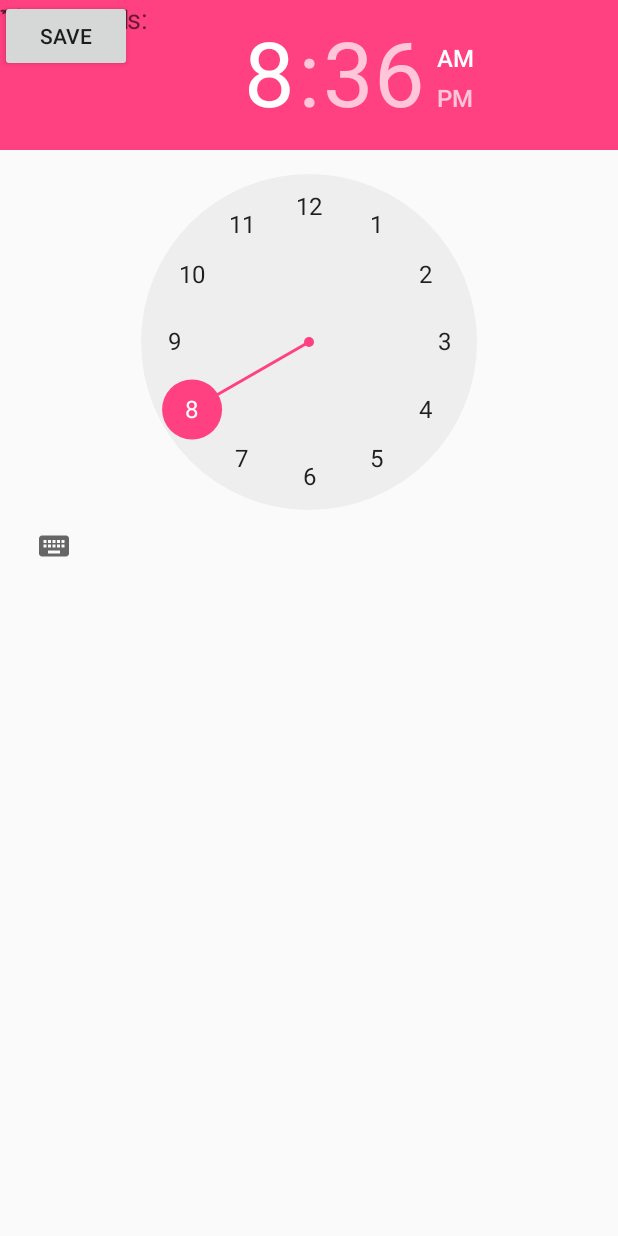
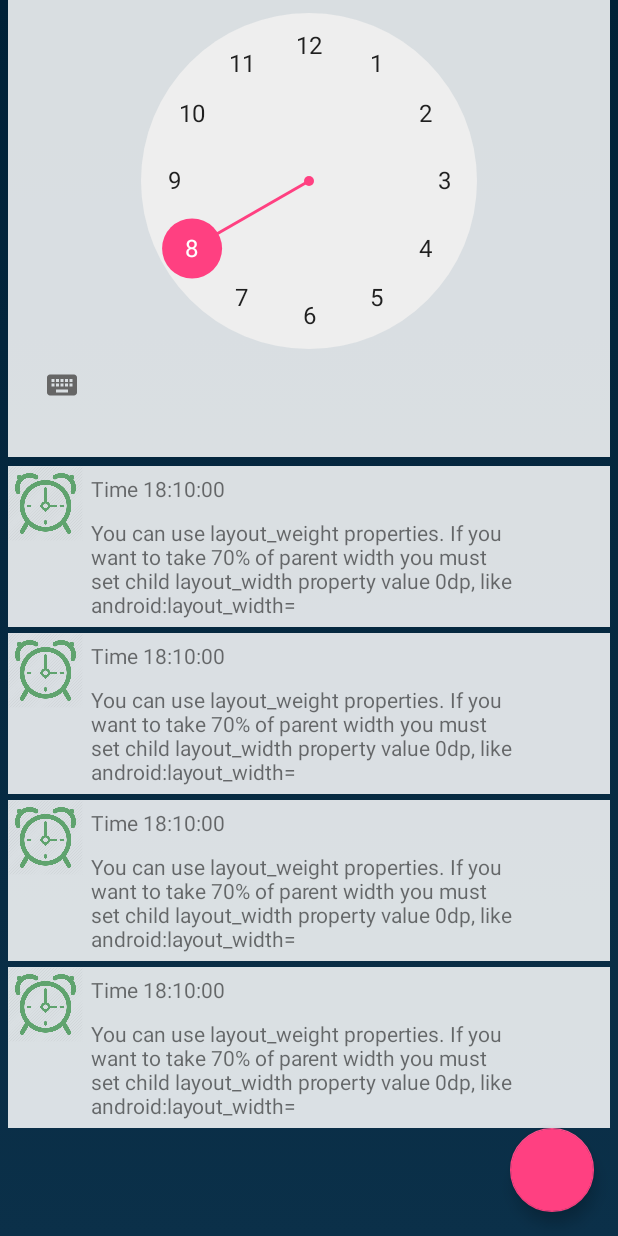
Before and after one commit to achalakavinda/Event-Schedule-Sample-Android-APP, an Android app: the EventListActivity screen opened directly, with no data from a screen before it, on a phone screen of 412 x 824 dp. Run offline under Robolectric (Android 15) with nearby library versions, the phone set to English and light mode, and no system bars.

Commit message:
add recycler view and animation

```diff
--- /dev/null
+++ b/app/src/main/java/Adapters/EventListAdapter.java
@@ -0,0 +1,134 @@
+package Adapters;
+
+import android.content.Context;
+import android.content.Intent;
+import android.support.v7.widget.RecyclerView;
+import android.view.LayoutInflater;
+import android.view.View;
+import android.view.ViewGroup;
+import android.view.animation.Animation;
+import android.view.animation.AnimationUtils;
+import android.widget.ImageView;
+import android.widget.LinearLayout;
+import android.widget.TextView;
+
+import com.opensource.schedular.R;
+
+import java.util.List;
+
+import Model.EventModel;
+
+
+
+public class EventListAdapter extends RecyclerView.Adapter<EventListAdapter.ViewHolder> {
+
+    private List<EventModel> values;
+
+    // Provide a reference to the views for each data item
+    // Complex data items may need more than one view per item, and
+    // you provide access to all the views for a data item in a view holder
+    public class ViewHolder extends RecyclerView.ViewHolder {
+        // each data item is just a string in this case
+
+        public View layout;
+
+
+
+        //custom view variables
+        public LinearLayout linearLayoutPostItemCard;
+
+        public ViewHolder(View v) {
+            super(v);
+            layout = v;
+
+            //custom view variable initialize
+            linearLayoutPostItemCard = (LinearLayout) v.findViewById(R.id.EventItemCard);
+        }
+    }
+
+
+
+    public void add(int position, EventModel item) {
+        values.add(position, item);
+        notifyItemInserted(position);
+    }
+
+    public void remove(int position) {
+        values.remove(position);
+        notifyItemRemoved(position);
+    }
+
+    // Provide a suitable constructor (depends on the kind of dataset)
+    public EventListAdapter(List<EventModel> myDataset) {
+        values = myDataset;
+    }
+
+
+    // Create new views (invoked by the layout manager)
+    @Override
+    public EventListAdapter.ViewHolder onCreateViewHolder(ViewGroup parent,
+                                                             int viewType) {
+        // create a new view
+        LayoutInflater inflater = LayoutInflater.from(
+                parent.getContext());
+        View v = inflater.inflate(R.layout.recycler_event_item, parent, false);
+
+
+
+        // set the view's size, margins, paddings and layout parameters
+        ViewHolder vh = new ViewHolder(v);
+        return vh;
+    }
+
+    private int lastPosition = -1;
+    // Replace the contents of a view (invoked by the layout manager)
+    @Override
+    public void onBindViewHolder(ViewHolder holder, final int position) {
+
+
+//        holder.textViewName.setText(values.get(position).getUsername().toString());
+
+
+        Animation animation = AnimationUtils.loadAnimation(holder.itemView.getContext(), (position > lastPosition) ? R.anim.up_from_bottom : R.anim.down_from_top);
+        holder.itemView.startAnimation(animation);
+        lastPosition = position;
+
+
+        holder.linearLayoutPostItemCard.setOnClickListener(new View.OnClickListener() {
+            @Override
+            public void onClick(View v) {
+//                remove(position);
+//                switch (v.getId()){
+//
+//                    case R.id.postItemCard:
+//                        Context context = v.getContext();
+//                        Intent intent = new Intent(context,SinglePostActivity.class);
+//
+//                        intent.putExtra("Name",values.get(position).getName().toString());
+//                        intent.putExtra("Date",values.get(position).getDate().toString());
+//                        intent.putExtra("AvatarImageUrl",values.get(position).getAvatarImageUrl().toString());
+//                        intent.putExtra("Description",values.get(position).getDescription().toString());
+//                        intent.putExtra("Likes",values.get(position).getLikes().toString());
+//                        intent.putExtra("Id",values.get(position).getId().toString());
+//                        intent.putExtra("user_id",values.get(position).getUser_id().toString());
+//                        intent.putExtra("username",values.get(position).getUsername().toString());
+//
+//
+//                        context.startActivity(intent);
+//                        break;
+//                    default:
+//                        return;
+//                }
+            }
+        });
+
+    }
+
+    // Return the size of your dataset (invoked by the layout manager)
+    @Override
+    public int getItemCount() {
+        return values.size();
+    }
+
+
+}
--- /dev/null
+++ b/app/src/main/java/Model/EventModel.java
@@ -0,0 +1,8 @@
+package Model;
+
+public class EventModel {
+
+    public EventModel(){
+
+    }
+}
--- a/app/src/main/java/com/opensource/schedular/EventListActivity.java
+++ b/app/src/main/java/com/opensource/schedular/EventListActivity.java
@@ -2,12 +2,19 @@ package com.opensource.schedular;
 
 import android.os.Bundle;
 import android.app.Activity;
+import android.support.v7.widget.LinearLayoutManager;
+import android.support.v7.widget.RecyclerView;
 import android.view.View;
 import android.widget.Button;
 import android.widget.TextView;
 import android.widget.TimePicker;
 
+import java.util.ArrayList;
 import java.util.Calendar;
+import java.util.List;
+
+import Adapters.EventListAdapter;
+import Model.EventModel;
 
 public class EventListActivity extends Activity implements View.OnClickListener{
 
@@ -15,7 +22,14 @@ public class EventListActivity extends Activity implements View.OnClickListener{
     private TextView time;
     private Calendar calendar;
     private String format = "";
-    private Button buttonSet;
+
+
+    private RecyclerView recyclerView;
+    private RecyclerView.Adapter mAdapter;
+    private RecyclerView.LayoutManager layoutManager;
+
+
+    List<EventModel> input = new ArrayList<>();
 
 
 
@@ -25,15 +39,34 @@ public class EventListActivity extends Activity implements View.OnClickListener{
         setContentView(R.layout.activity_event_list);
         timePicker1 = (TimePicker) findViewById(R.id.timePicker1);
 
-        time = (TextView) findViewById(R.id.textView1);
+//        time = (TextView) findViewById(R.id.textView1);
         calendar = Calendar.getInstance();
 
-        buttonSet = findViewById(R.id.set_button);
-        buttonSet.setOnClickListener(this);
 
         int hour = calendar.get(Calendar.HOUR_OF_DAY);
         int min = calendar.get(Calendar.MINUTE);
         showTime(hour, min);
+
+        recyclerView = (RecyclerView) findViewById(R.id.my_recycler_view);
+        recyclerView.setHasFixedSize(true);
+        // use a linear layout manager
+        layoutManager = new LinearLayoutManager(this);
+        recyclerView.setLayoutManager(layoutManager);
+
+        input.add(new EventModel());
+        input.add(new EventModel());
+        input.add(new EventModel());
+        input.add(new EventModel());
+        input.add(new EventModel());
+        input.add(new EventModel());
+        input.add(new EventModel());
+        input.add(new EventModel());
+        input.add(new EventModel());
+        input.add(new EventModel());
+        input.add(new EventModel());
+
+        mAdapter = new EventListAdapter(input);
+        recyclerView.setAdapter(mAdapter);
     }
 
     public void showTime(int hour, int min) {
@@ -49,23 +82,23 @@ public class EventListActivity extends Activity implements View.OnClickListener{
             format = "AM";
         }
 
-        time.setText(new StringBuilder().append(hour).append(" : ").append(min)
-                .append(" ").append(format));
+//        time.setText(new StringBuilder().append(hour).append(" : ").append(min)
+//                .append(" ").append(format));
     }
 
     @Override
     public void onClick(View v) {
 
-        switch (v.getId())
-        {
-            case R.id.set_button:
-                int hour = calendar.get(Calendar.HOUR_OF_DAY);
-                int min = calendar.get(Calendar.MINUTE);
-                showTime(hour, min);
-                break;
-                default:
-                return;
-        }
+//        switch (v.getId())
+//        {
+//            case R.id.set_button:
+//                int hour = calendar.get(Calendar.HOUR_OF_DAY);
+//                int min = calendar.get(Calendar.MINUTE);
+//                showTime(hour, min);
+//                break;
+//                default:
+//                return;
+//        }
 
     }
 }
--- a/app/src/main/res/layout/activity_event_list.xml
+++ b/app/src/main/res/layout/activity_event_list.xml
@@ -1,55 +1,69 @@
 <?xml version="1.0" encoding="utf-8"?>
-<android.support.constraint.ConstraintLayout xmlns:android="http://schemas.android.com/apk/res/android"
-    xmlns:app="http://schemas.android.com/apk/res-auto"
+<RelativeLayout xmlns:android="http://schemas.android.com/apk/res/android"
     xmlns:tools="http://schemas.android.com/tools"
     android:layout_width="match_parent"
     android:layout_height="match_parent"
-    tools:context=".EventListActivity">
+    tools:context=".EventListActivity"
+    android:background="@drawable/background_gradient">
+
+
+
+    <ScrollView
+        android:layout_width="match_parent"
+        android:layout_height="wrap_content">
+
+        <LinearLayout
+            android:layout_width="match_parent"
+            android:layout_height="wrap_content"
+            android:orientation="vertical"
+            android:padding="5dp">
+
+            <LinearLayout
+                android:id="@+id/timePickerHolder"
+                android:layout_width="match_parent"
+                android:layout_height="wrap_content"
+                android:orientation="vertical"
+                android:background="@color/colorFontPanelAlpha">
 
                 <TextView
-        android:id="@+id/textView2"
-        android:layout_width="wrap_content"
+                    android:layout_width="match_parent"
                     android:layout_height="wrap_content"
-        android:layout_alignParentTop="true"
-        android:layout_centerHorizontal="true"
-        android:text="@string/time_pick"
-        android:textAppearance="?android:attr/textAppearanceMedium" />
-
-    <Button
-        android:id="@+id/set_button"
-        android:layout_width="wrap_content"
-        android:layout_height="wrap_content"
-        android:layout_alignParentBottom="true"
-        android:layout_centerHorizontal="true"
-        android:layout_marginBottom="180dp"
-        android:text="@string/time_save" />
+                    android:text="Date selected"
+                    android:textSize="40dp"
+                    android:textAlignment="center"/>
 
                 <TimePicker
                     android:id="@+id/timePicker1"
                     android:layout_width="wrap_content"
                     android:layout_height="wrap_content"
-        android:layout_above="@+id/set_button"
                     android:layout_centerHorizontal="true"
                     android:layout_marginBottom="24dp" />
+            </LinearLayout>
 
-    <TextView
-        android:id="@+id/textView3"
+            <LinearLayout
+                android:layout_width="match_parent"
+                android:layout_height="wrap_content"
+                android:layout_marginTop="4dp">
+                <android.support.v7.widget.RecyclerView
+                    android:id="@+id/my_recycler_view"
+                    android:layout_width="match_parent"
+                    android:layout_height="wrap_content"
+                    android:scrollbars="vertical"
+                    android:paddingBottom="70dp"/>
+            </LinearLayout>
+
+
+        </LinearLayout>
+
+    </ScrollView>
+
+
+    <android.support.design.widget.FloatingActionButton
+        android:id="@+id/fab"
         android:layout_width="wrap_content"
         android:layout_height="wrap_content"
-        android:layout_alignLeft="@+id/timePicker1"
-        android:layout_alignTop="@+id/set_button"
-        android:layout_marginTop="67dp"
-        android:text="@string/time_current"
-        android:textAppearance="?android:attr/textAppearanceMedium" />
+        android:layout_margin="16dp"
+        android:layout_alignParentBottom="true"
+        android:layout_alignParentRight="true"/>
 
-    <TextView
-        android:id="@+id/textView1"
-        android:layout_width="wrap_content"
-        android:layout_height="wrap_content"
-        android:layout_below="@+id/textView3"
-        android:layout_centerHorizontal="true"
-        android:layout_marginTop="50dp"
-        android:text="@string/time_selected"
-        android:textAppearance="?android:attr/textAppearanceMedium" />
-
-</android.support.constraint.ConstraintLayout>
+</RelativeLayout>
--- a/app/src/main/res/layout/fragment_login.xml
+++ b/app/src/main/res/layout/fragment_login.xml
@@ -76,7 +76,7 @@
 
                 <android.support.design.widget.TextInputEditText
                     android:id="@+id/passwordlogin"
-                    android:text="admin321"
+                    android:text="admin123"
                     android:layout_width="match_parent"
                     android:layout_height="@dimen/field_button_height"
                     android:gravity="center|left"
--- /dev/null
+++ b/app/src/main/res/layout/recycler_event_item.xml
@@ -0,0 +1,36 @@
+<?xml version="1.0" encoding="utf-8"?>
+<LinearLayout
+    xmlns:android="http://schemas.android.com/apk/res/android"
+    android:layout_width="match_parent"
+    android:layout_height="wrap_content"
+    android:background="@color/colorFontPanelAlpha"
+    android:layout_marginBottom="2dp"
+    android:layout_marginTop="2dp"
+    android:id="@+id/EventItemCard"
+    android:orientation="horizontal">
+
+    <ImageView
+        android:layout_width="50dp"
+        android:layout_height="50dp"
+        android:src="@drawable/ac"/>
+
+    <LinearLayout
+        android:layout_width="match_parent"
+        android:layout_height="wrap_content"
+        android:orientation="vertical"
+        android:padding="5dp">
+
+        <TextView
+            android:layout_width="wrap_content"
+            android:layout_height="wrap_content"
+            android:text="Time 18:10:00"
+            android:paddingBottom="10dp"/>
+
+        <TextView
+            android:layout_width="wrap_content"
+            android:layout_height="wrap_content"
+            android:text="You can use layout_weight properties. If you want to take 70% of parent width you must set child layout_width property value 0dp, like android:layout_width="/>
+
+    </LinearLayout>
+
+</LinearLayout>
```
Also changed, not shown: app/src/main/res/anim/down_from_top.xml (added, +8 -0 lines), app/src/main/res/anim/up_from_bottom.xml (added, +8 -0 lines), app/src/main/res/drawable/ac.png (added). Lines whose indentation alone changed are shown as unchanged.
